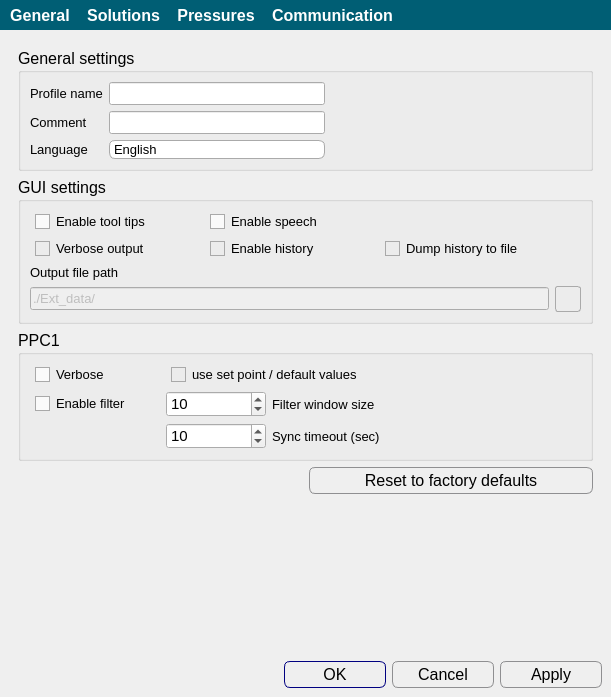
First picture: the form in apps/Lab-on-a-tip/tools.ui, repository bellonemauro/Labonatip2.0, before the edit.
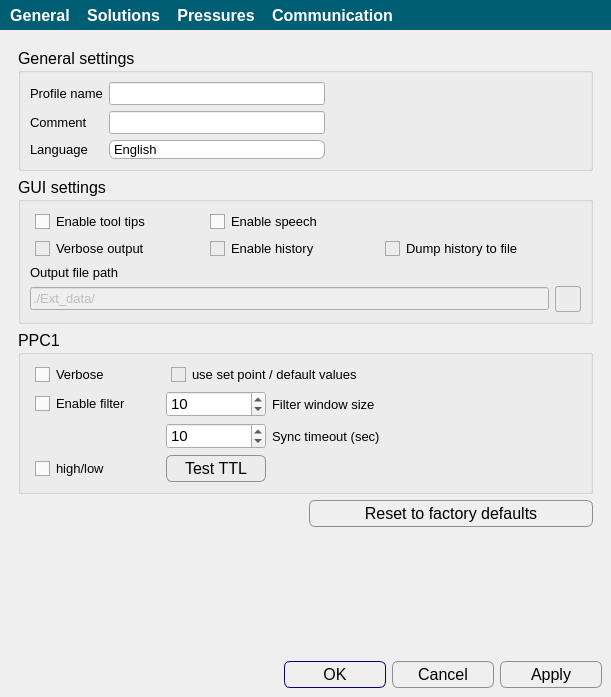
Second picture: the form after the edit. Icons and pictures are not drawn.

```diff
--- a/apps/Lab-on-a-tip/tools.ui
+++ b/apps/Lab-on-a-tip/tools.ui
@@ -557,18 +557,6 @@
            <string>PPC1</string>
           </property>
           <layout class="QGridLayout" name="gridLayout_7">
-           <item row="0" column="0">
-            <widget class="QCheckBox" name="checkBox_enablePPC1verboseOut">
-             <property name="font">
-              <font>
-               <pointsize>10</pointsize>
-              </font>
-             </property>
-             <property name="text">
-              <string>Verbose</string>
-             </property>
-            </widget>
-           </item>
            <item row="0" column="1" colspan="2">
             <widget class="QCheckBox" name="checkBox_useSetPoint">
              <property name="font">
@@ -626,15 +614,15 @@
              </property>
             </widget>
            </item>
-           <item row="1" column="2">
-            <widget class="QLabel" name="label_3">
+           <item row="0" column="0">
+            <widget class="QCheckBox" name="checkBox_enablePPC1verboseOut">
              <property name="font">
               <font>
                <pointsize>10</pointsize>
               </font>
              </property>
              <property name="text">
-              <string>Filter window size</string>
+              <string>Verbose</string>
              </property>
             </widget>
            </item>
@@ -674,6 +662,69 @@
              </property>
             </widget>
            </item>
+           <item row="1" column="2">
+            <widget class="QLabel" name="label_3">
+             <property name="font">
+              <font>
+               <pointsize>10</pointsize>
+              </font>
+             </property>
+             <property name="text">
+              <string>Filter window size</string>
+             </property>
+            </widget>
+           </item>
+           <item row="3" column="0">
+            <widget class="QCheckBox" name="checkBox_TTLtest">
+             <property name="font">
+              <font>
+               <pointsize>10</pointsize>
+              </font>
+             </property>
+             <property name="text">
+              <string>high/low</string>
+             </property>
+            </widget>
+           </item>
+           <item row="3" column="1">
+            <widget class="QPushButton" name="pushButton_TTLtest">
+             <property name="styleSheet">
+              <string notr="true"> QPushButton {
+     border: 1px solid #8f8f91;
+     border-radius: 6px;
+     height: 25px;
+     font-size: 16px;
+     background-color: qlineargradient(x1: 0, y1: 0, x2: 0, y2: 1,
+                                       stop: 0 #f6f7fa, stop: 1 #dadbde);
+
+ }
+
+
+ QPushButton:focus:pressed {
+     background-color: qlineargradient(x1: 0, y1: 0, x2: 0, y2: 1,
+                                       stop: 0 #F0F0FF, stop: 1 #f6f7fa);
+ }
+
+ QPushButton:hover {
+     background-color: qlineargradient(x1: 0, y1: 0, x2: 0, y2: 1,
+                                       stop: 0 #f6f7fa, stop: 1 #F0F0FF);
+ }
+
+QPushButton:disabled{ background-color: #CCCCCC; }
+
+ QPushButton:flat {
+     border: none; /* no border for a flat push button */
+ }
+
+ QPushButton:default {
+     border-color: navy; /* make the default button prominent */
+ }</string>
+             </property>
+             <property name="text">
+              <string>Test TTL</string>
+             </property>
+            </widget>
+           </item>
           </layout>
          </widget>
         </item>
```
